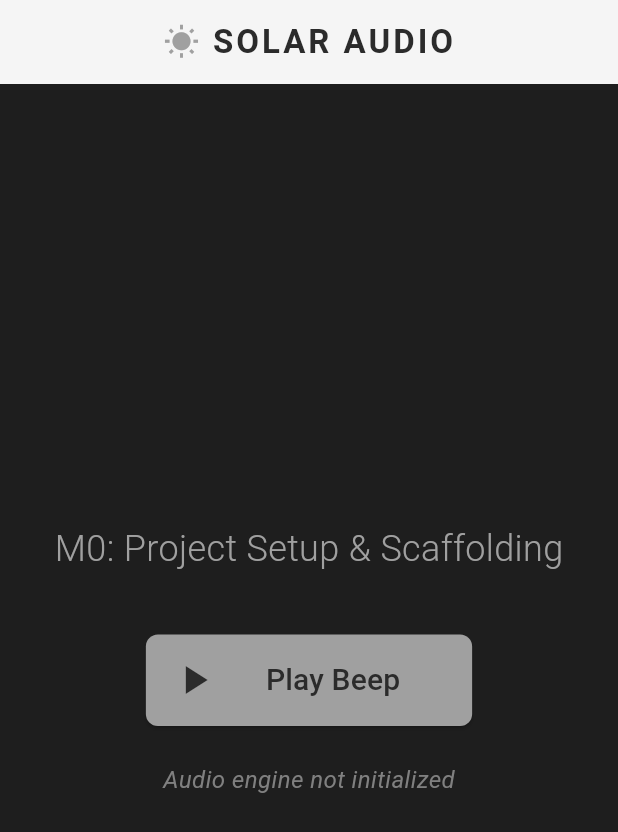
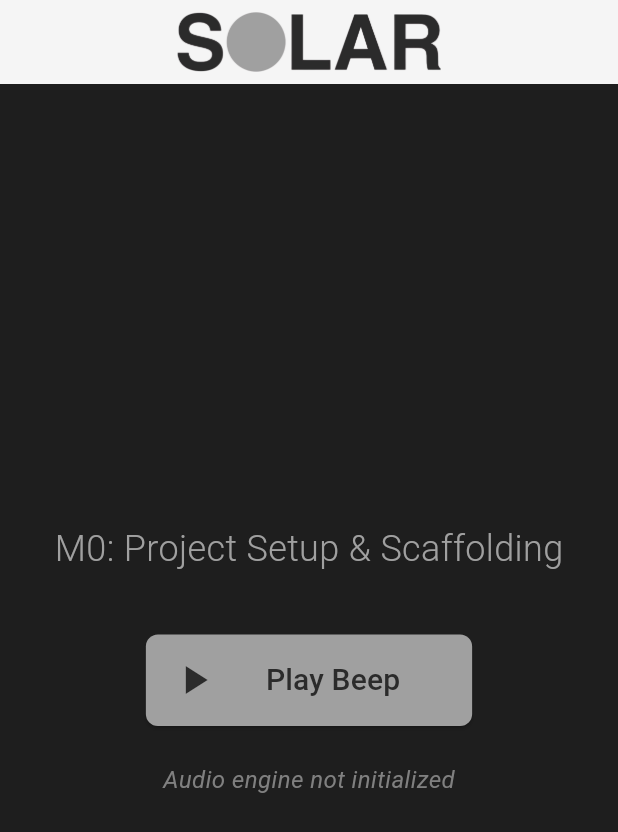
Before and after one commit to tsbujacncl/solar-audio, a Flutter app: the screen it shows after launch, after a tap on "Play Beep", on a phone screen of 412 x 824 dp. Shown: the top 832 px of the screen. Run offline on Flutter 3.47's test engine with Material 3 defaults, Android fonts, the light colour scheme and no system bars; missing offline and left inert: dart:ffi.

Commit message:
M0 Complete: Add Solar logo and finalize setup
- Add official Solar logo (wordmark with grey circle O)
- Configure assets folder and pubspec.yaml for images
- Update app UI to display actual logo in header
- Add comprehensive FFI debug logging (🔍 ✅ ❌ emojis)
- Fix macOS sandbox issues (disable for development)
- Use absolute path for libengine.dylib (temporary for M0)
- Update M0_COMPLETION.md with final details

All M0 deliverables complete:
✅ GitHub repository set up
✅ Rust audio engine functional (plays 440 Hz sine wave)
✅ Flutter UI with Solar branding
✅ FFI bridge working (Rust ↔ Flutter)
✅ End-to-end test successful
✅ Logo integrated
✅ Debug logging added

Ready for M1: Audio Playback Foundation 🚀

```diff
--- a/ui/lib/audio_engine.dart
+++ b/ui/lib/audio_engine.dart
@@ -11,8 +11,27 @@ class AudioEngine {
 
   AudioEngine() {
     // Load the native library
+    // For M0, we use absolute path. In M1, we'll bundle the library properly.
     if (Platform.isMacOS) {
-      _lib = ffi.DynamicLibrary.open('../engine/target/release/libengine.dylib');
+      final libPath = '/Users/tyrbujac/Documents/Developments/2025/Flutter/Solar Audio/engine/target/release/libengine.dylib';
+      print('🔍 [AudioEngine] Attempting to load library from: $libPath');
+
+      // Check if file exists
+      final file = File(libPath);
+      if (file.existsSync()) {
+        print('✅ [AudioEngine] Library file exists');
+      } else {
+        print('❌ [AudioEngine] Library file NOT found!');
+        throw Exception('Library file not found at: $libPath');
+      }
+
+      try {
+        _lib = ffi.DynamicLibrary.open(libPath);
+        print('✅ [AudioEngine] Library loaded successfully');
+      } catch (e) {
+        print('❌ [AudioEngine] Failed to load library: $e');
+        rethrow;
+      }
     } else if (Platform.isWindows) {
       _lib = ffi.DynamicLibrary.open('../engine/target/release/engine.dll');
     } else if (Platform.isLinux) {
@@ -22,36 +41,61 @@ class AudioEngine {
     }
 
     // Bind functions
+    print('🔗 [AudioEngine] Binding FFI functions...');
+    try {
       _initAudioEngine = _lib
           .lookup<ffi.NativeFunction<_InitAudioEngineFfiNative>>(
               'init_audio_engine_ffi')
           .asFunction();
+      print('  ✅ init_audio_engine_ffi bound');
 
       _playSineWave = _lib
           .lookup<ffi.NativeFunction<_PlaySineWaveFfiNative>>(
               'play_sine_wave_ffi')
           .asFunction();
+      print('  ✅ play_sine_wave_ffi bound');
 
       _freeRustString = _lib
           .lookup<ffi.NativeFunction<_FreeRustStringNative>>(
               'free_rust_string')
           .asFunction();
+      print('  ✅ free_rust_string bound');
+
+      print('✅ [AudioEngine] All functions bound successfully');
+    } catch (e) {
+      print('❌ [AudioEngine] Failed to bind functions: $e');
+      rethrow;
+    }
   }
 
   /// Initialize the audio engine
   String initAudioEngine() {
+    print('🎵 [AudioEngine] Calling initAudioEngine...');
+    try {
       final resultPtr = _initAudioEngine();
       final result = resultPtr.toDartString();
       _freeRustString(resultPtr);
+      print('✅ [AudioEngine] Init result: $result');
       return result;
+    } catch (e) {
+      print('❌ [AudioEngine] Init failed: $e');
+      rethrow;
+    }
   }
 
   /// Play a sine wave at the specified frequency
   String playSineWave(double frequency, int durationMs) {
+    print('🔊 [AudioEngine] Playing sine wave: $frequency Hz for $durationMs ms');
+    try {
       final resultPtr = _playSineWave(frequency, durationMs);
       final result = resultPtr.toDartString();
       _freeRustString(resultPtr);
+      print('✅ [AudioEngine] Play result: $result');
       return result;
+    } catch (e) {
+      print('❌ [AudioEngine] Play failed: $e');
+      rethrow;
+    }
   }
 }
 
@@ -66,10 +110,3 @@ typedef _PlaySineWaveFfi = ffi.Pointer<Utf8> Function(
 
 typedef _FreeRustStringNative = ffi.Void Function(ffi.Pointer<Utf8>);
 typedef _FreeRustString = void Function(ffi.Pointer<Utf8>);
-
-// Extension to convert C strings to Dart strings
-extension on ffi.Pointer<Utf8> {
-  String toDartString() {
-    return cast<ffi.Utf8>().toDartString();
-  }
-}
--- a/ui/lib/main.dart
+++ b/ui/lib/main.dart
@@ -89,20 +89,10 @@ class _HomeScreenState extends State<HomeScreen> {
     return Scaffold(
       backgroundColor: const Color(0xFF1E1E1E),
       appBar: AppBar(
-        title: const Row(
-          mainAxisSize: MainAxisSize.min,
-          children: [
-            Icon(Icons.wb_sunny, color: Color(0xFFA0A0A0)),
-            SizedBox(width: 8),
-            Text(
-              'SOLAR AUDIO',
-              style: TextStyle(
-                color: Color(0xFF2B2B2B),
-                fontWeight: FontWeight.bold,
-                letterSpacing: 2,
-              ),
-            ),
-          ],
+        title: Image.asset(
+          'assets/images/solar_logo.png',
+          height: 40,
+          fit: BoxFit.contain,
         ),
         backgroundColor: const Color(0xFFF5F5F5),
         centerTitle: true,
```
Also changed, not shown: ui/pubspec.yaml (+3 -4 lines), ui/assets/images/solar_logo.png (added), 3 other files. Lines whose indentation alone changed are shown as unchanged.
